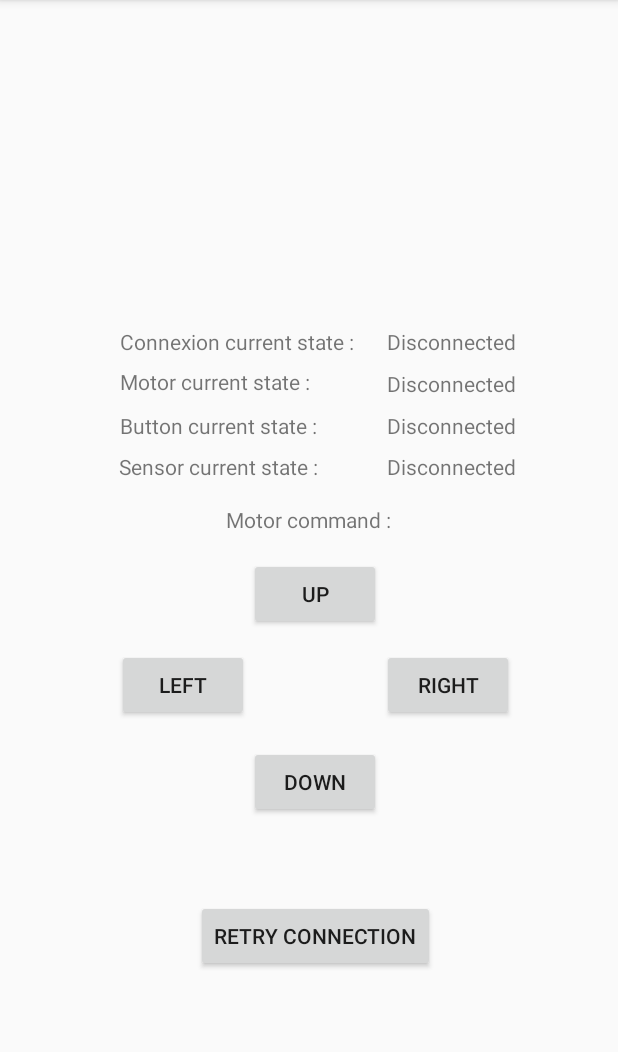
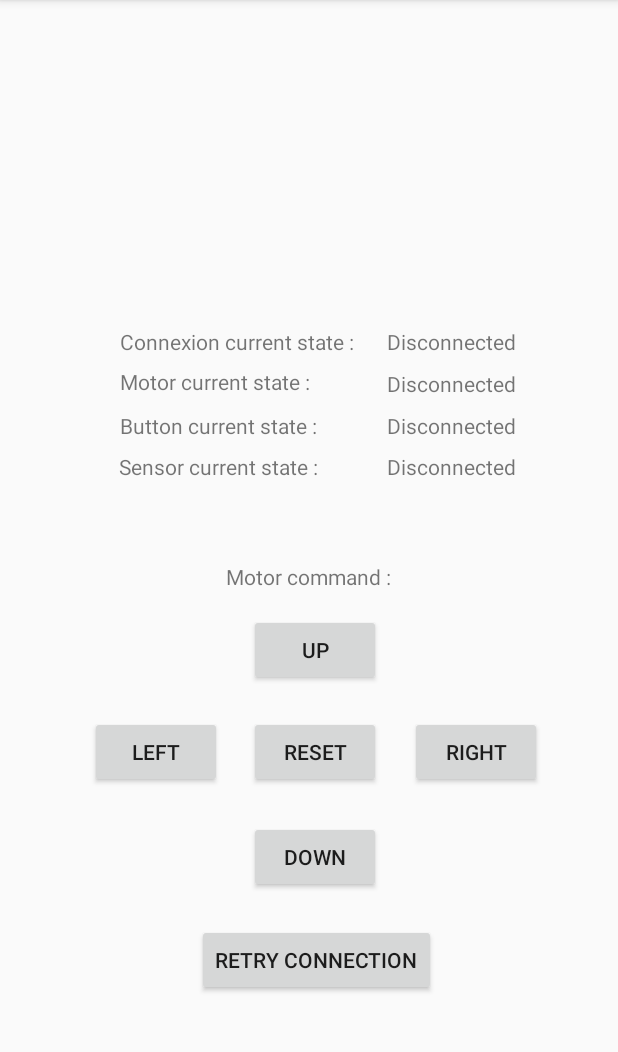
Before and after one commit to kalahel/ReseauDeTerrainAndroid, an Android app: the screen it shows after launch (MainActivity), on a phone screen of 412 x 824 dp, the part 84-1136 px from its top. Run offline under Robolectric (Android 15) with nearby library versions, the phone set to English and light mode, and no system bars; 1 statement that could not run was skipped.

Commit message:
:sparkles: Added support for reset command

```diff
--- a/app/src/main/java/com/ucp/reseaudeterrain/MainActivity.java
+++ b/app/src/main/java/com/ucp/reseaudeterrain/MainActivity.java
@@ -199,4 +199,14 @@ public class MainActivity extends AppCompatActivity implements Displayable {
                 "m0," +
                 "0:20");
     }
+
+    public void resetClick(View view) {
+        networkBackendService.sendMessageToServer(NetworkBackendService.LOCAL_DEST_TAG + "," +
+                NetworkBackendService.SOURCE_TAG + "," +
+                (new Date()).getTime() / 1000 + "," +
+                "RESET," +
+                2 + "," +
+                "m0," +
+                "0:0");
+    }
 }
--- a/app/src/main/res/layout/activity_main.xml
+++ b/app/src/main/res/layout/activity_main.xml
@@ -5,31 +5,6 @@
     android:layout_width="match_parent"
     android:layout_height="match_parent"
     tools:context=".MainActivity">
-
-    <Button
-        android:id="@+id/leftCommandButton"
-        android:layout_width="wrap_content"
-        android:layout_height="wrap_content"
-        android:onClick="leftClick"
-        android:text="LEFT"
-        app:layout_constraintBottom_toBottomOf="parent"
-        app:layout_constraintEnd_toEndOf="parent"
-        app:layout_constraintHorizontal_bias="0.241"
-        app:layout_constraintStart_toStartOf="parent"
-        app:layout_constraintTop_toBottomOf="@+id/motorControlText"
-        app:layout_constraintVertical_bias="0.211" />
-
-    <Button
-        android:id="@+id/rightCommandButton"
-        android:layout_width="wrap_content"
-        android:layout_height="wrap_content"
-        android:onClick="rightClick"
-        android:text="Right"
-        app:layout_constraintBottom_toBottomOf="@+id/leftCommandButton"
-        app:layout_constraintEnd_toEndOf="parent"
-        app:layout_constraintHorizontal_bias="0.56"
-        app:layout_constraintStart_toEndOf="@+id/leftCommandButton"
-        app:layout_constraintTop_toTopOf="@+id/leftCommandButton" />
 
     <TextView
         android:id="@+id/motorControlText"
@@ -40,8 +15,83 @@
         app:layout_constraintEnd_toEndOf="parent"
         app:layout_constraintHorizontal_bias="0.498"
         app:layout_constraintStart_toStartOf="parent"
-        app:layout_constraintTop_toTopOf="parent"
-        app:layout_constraintVertical_bias="0.45" />
+        app:layout_constraintTop_toTopOf="parent" />
+
+    <Button
+        android:id="@+id/resetCommandButton"
+        android:layout_width="wrap_content"
+        android:layout_height="wrap_content"
+        android:text="Reset"
+        android:onClick="resetClick"
+        app:layout_constraintBottom_toTopOf="@+id/retryConnectionButton"
+        app:layout_constraintEnd_toEndOf="@+id/upCommandButton"
+        app:layout_constraintHorizontal_bias="0.0"
+        app:layout_constraintStart_toStartOf="@+id/upCommandButton"
+        app:layout_constraintTop_toBottomOf="@+id/upCommandButton"
+        app:layout_constraintVertical_bias="0.18" />
+
+    <Button
+        android:id="@+id/downCommandButton"
+        android:layout_width="wrap_content"
+        android:layout_height="wrap_content"
+        android:onClick="downClick"
+        android:text="Down"
+        app:layout_constraintBottom_toTopOf="@+id/retryConnectionButton"
+        app:layout_constraintEnd_toEndOf="@+id/resetCommandButton"
+        app:layout_constraintHorizontal_bias="0.0"
+        app:layout_constraintStart_toStartOf="@+id/resetCommandButton"
+        app:layout_constraintTop_toBottomOf="@+id/resetCommandButton"
+        app:layout_constraintVertical_bias="0.515" />
+
+    <Button
+        android:id="@+id/leftCommandButton"
+        android:layout_width="wrap_content"
+        android:layout_height="wrap_content"
+        android:onClick="leftClick"
+        android:text="LEFT"
+        app:layout_constraintBottom_toBottomOf="@+id/resetCommandButton"
+        app:layout_constraintEnd_toStartOf="@+id/resetCommandButton"
+        app:layout_constraintHorizontal_bias="0.769"
+        app:layout_constraintStart_toStartOf="parent"
+        app:layout_constraintTop_toTopOf="@+id/resetCommandButton" />
+
+    <Button
+        android:id="@+id/retryConnectionButton"
+        android:layout_width="wrap_content"
+        android:layout_height="wrap_content"
+        android:onClick="retryConnection"
+        android:text="Retry connection"
+        app:layout_constraintBottom_toBottomOf="parent"
+        app:layout_constraintEnd_toEndOf="@+id/rightCommandButton"
+        app:layout_constraintStart_toStartOf="@+id/leftCommandButton"
+        app:layout_constraintTop_toBottomOf="@+id/motorControlText"
+        app:layout_constraintVertical_bias="0.681" />
+
+    <Button
+        android:id="@+id/rightCommandButton"
+        android:layout_width="wrap_content"
+        android:layout_height="wrap_content"
+        android:onClick="rightClick"
+        android:text="Right"
+        app:layout_constraintBottom_toBottomOf="@+id/leftCommandButton"
+        app:layout_constraintEnd_toEndOf="parent"
+        app:layout_constraintHorizontal_bias="0.275"
+        app:layout_constraintStart_toEndOf="@+id/resetCommandButton"
+        app:layout_constraintTop_toTopOf="@+id/leftCommandButton"
+        app:layout_constraintVertical_bias="0.0" />
+
+    <Button
+        android:id="@+id/upCommandButton"
+        android:layout_width="wrap_content"
+        android:layout_height="wrap_content"
+        android:onClick="upClick"
+        android:text="up"
+        app:layout_constraintBottom_toTopOf="@+id/retryConnectionButton"
+        app:layout_constraintEnd_toEndOf="@+id/motorControlText"
+        app:layout_constraintHorizontal_bias="0.692"
+        app:layout_constraintStart_toStartOf="@+id/motorControlText"
+        app:layout_constraintTop_toBottomOf="@+id/motorControlText"
+        app:layout_constraintVertical_bias="0.087" />
 
     <TextView
         android:id="@+id/connexionTextView"
@@ -97,8 +147,7 @@
         android:text="Disconnected"
         app:layout_constraintBottom_toBottomOf="@+id/sensorTextView"
         app:layout_constraintEnd_toEndOf="@+id/buttonStateView"
-        app:layout_constraintHorizontal_bias="1.0"
-        app:layout_constraintStart_toEndOf="@+id/sensorTextView"
+        app:layout_constraintStart_toStartOf="@+id/buttonStateView"
         app:layout_constraintTop_toBottomOf="@+id/buttonStateView"
         app:layout_constraintVertical_bias="1.0" />
 
@@ -113,44 +162,6 @@
         app:layout_constraintStart_toEndOf="@+id/buttonTextView"
         app:layout_constraintTop_toTopOf="@+id/buttonTextView"
         app:layout_constraintVertical_bias="0.0" />
-
-    <Button
-        android:id="@+id/retryConnectionButton"
-        android:layout_width="wrap_content"
-        android:layout_height="wrap_content"
-        android:onClick="retryConnection"
-        android:text="Retry connection"
-        app:layout_constraintBottom_toBottomOf="parent"
-        app:layout_constraintEnd_toEndOf="@+id/rightCommandButton"
-        app:layout_constraintStart_toStartOf="@+id/leftCommandButton"
-        app:layout_constraintTop_toBottomOf="@+id/motorControlText"
-        app:layout_constraintVertical_bias="0.671" />
-
-    <Button
-        android:id="@+id/upCommandButton"
-        android:layout_width="wrap_content"
-        android:layout_height="wrap_content"
-        android:text="up"
-        android:onClick="upClick"
-        app:layout_constraintBottom_toTopOf="@+id/retryConnectionButton"
-        app:layout_constraintEnd_toEndOf="@+id/motorControlText"
-        app:layout_constraintHorizontal_bias="0.692"
-        app:layout_constraintStart_toStartOf="@+id/motorControlText"
-        app:layout_constraintTop_toBottomOf="@+id/motorControlText"
-        app:layout_constraintVertical_bias="0.083" />
-
-    <Button
-        android:id="@+id/downCommandButton"
-        android:layout_width="wrap_content"
-        android:layout_height="wrap_content"
-        android:text="Down"
-        android:onClick="downClick"
-        app:layout_constraintBottom_toTopOf="@+id/retryConnectionButton"
-        app:layout_constraintEnd_toEndOf="@+id/upCommandButton"
-        app:layout_constraintHorizontal_bias="1.0"
-        app:layout_constraintStart_toStartOf="@+id/upCommandButton"
-        app:layout_constraintTop_toBottomOf="@+id/upCommandButton"
-        app:layout_constraintVertical_bias="0.586" />
 
     <TextView
         android:id="@+id/motorTextView"
@@ -174,4 +185,5 @@
         app:layout_constraintEnd_toEndOf="@+id/connexionStateView"
         app:layout_constraintStart_toStartOf="@+id/connexionStateView"
         app:layout_constraintTop_toBottomOf="@+id/connexionStateView" />
+
 </androidx.constraintlayout.widget.ConstraintLayout>
```
